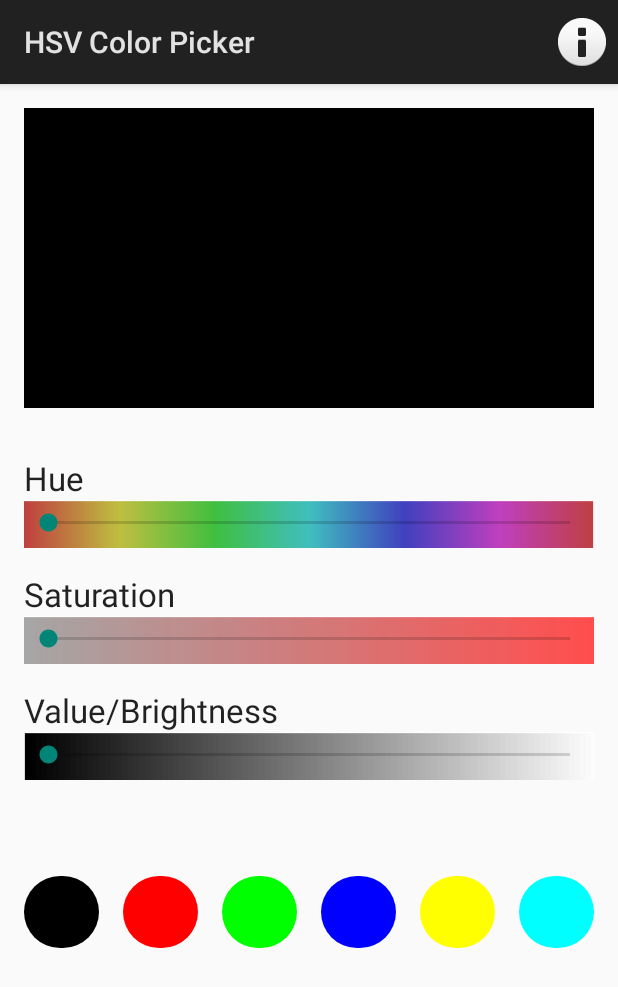
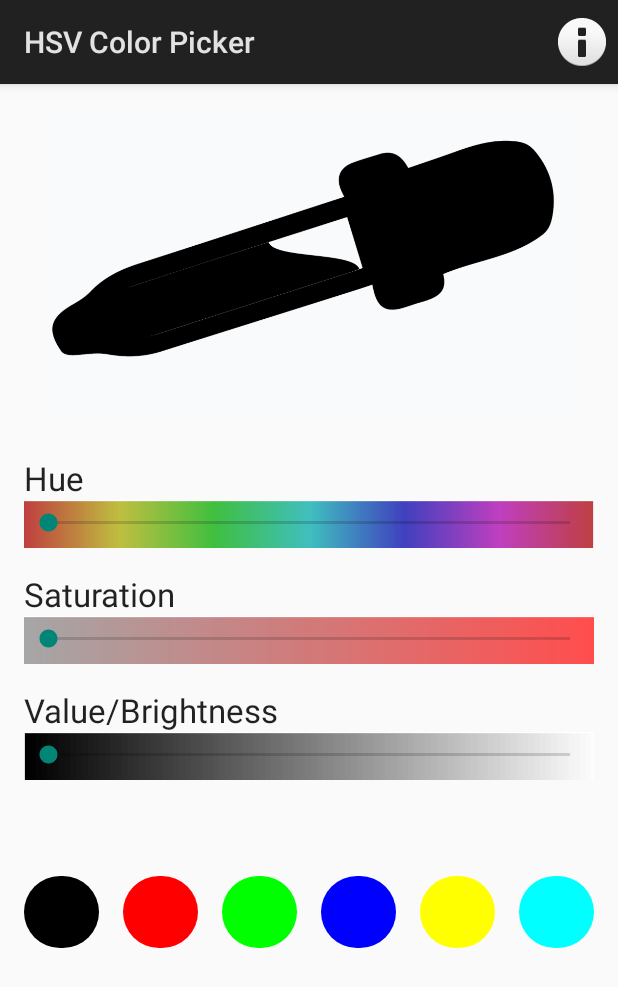
Before and after one commit to tamk0002/HSVColorPicker, an Android app: the screen it shows after launch (MainActivity), on a phone screen of 412 x 824 dp. Shown: the top 987 px of the screen. Run offline under Robolectric (Android 15) with nearby library versions, the light colour scheme and no system bars.

Commit message:
initial commit

```diff
--- a/app/src/main/res/layout/activity_main.xml
+++ b/app/src/main/res/layout/activity_main.xml
@@ -12,8 +12,10 @@
 
     <TextView
         android:id="@+id/colorSwatch"
-        android:layout_width="fill_parent"
-        android:layout_height="wrap_content"
+        android:layout_width="300dp"
+        android:layout_marginStart="20dp"
+        android:layout_marginTop="5dp"
+        android:layout_height="190dp"
         android:layout_alignParentStart="true"
         android:layout_alignParentTop="true"
         android:layout_centerHorizontal="true"
@@ -21,10 +23,24 @@
         android:background="#000"
         android:textAppearance="?android:attr/textAppearanceLarge" />
 
+    <FrameLayout
+        android:id="@+id/colorTv"
+        android:layout_width="match_parent"
+        android:layout_height="wrap_content">
+
+        <ImageView
+            android:layout_width="match_parent"
+            android:layout_height="200dp"
+            android:src="@drawable/color_picker"
+            android:layout_marginTop="0dp"
+            android:layout_above="@+id/colorSwatch"/>
+
+    </FrameLayout>
+
     <TextView
         android:id="@+id/hue"
         style="@style/sbLabels"
-        android:layout_below="@+id/colorSwatch"
+        android:layout_below="@+id/colorTv"
         android:layout_marginTop="32dp"
         android:labelFor="@+id/hueSB"
         android:text="@string/hue" />
```
Also changed, not shown: app/src/main/res/drawable/color_picker.png (added).
